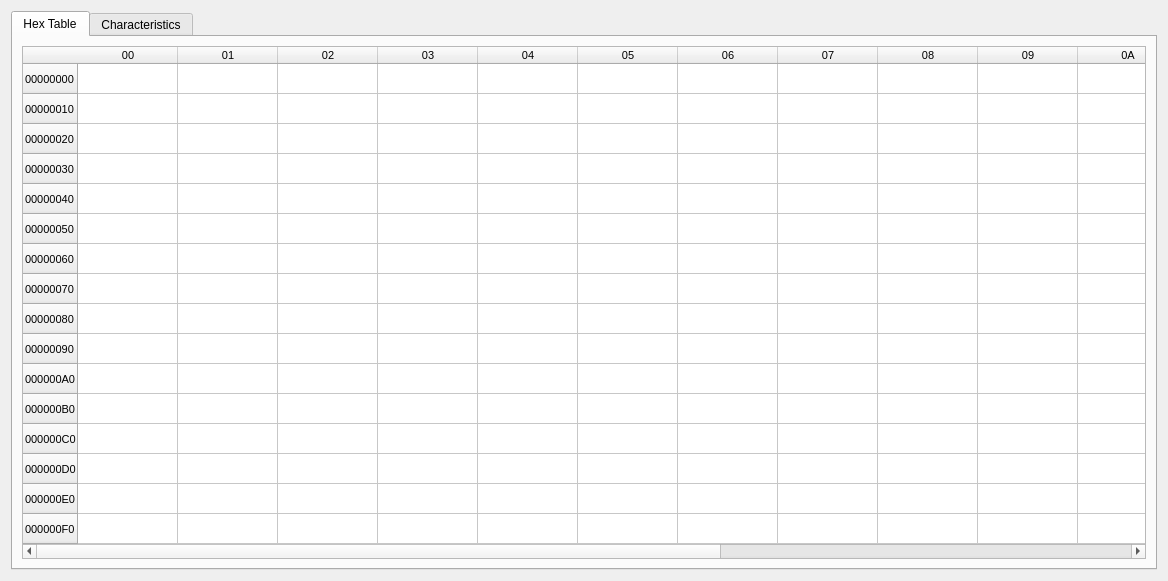
Above: src/modules/ui_files/memory_map_dialog.ui from CMillions/Cloudplug-Control before the change. Below: the same form after it.
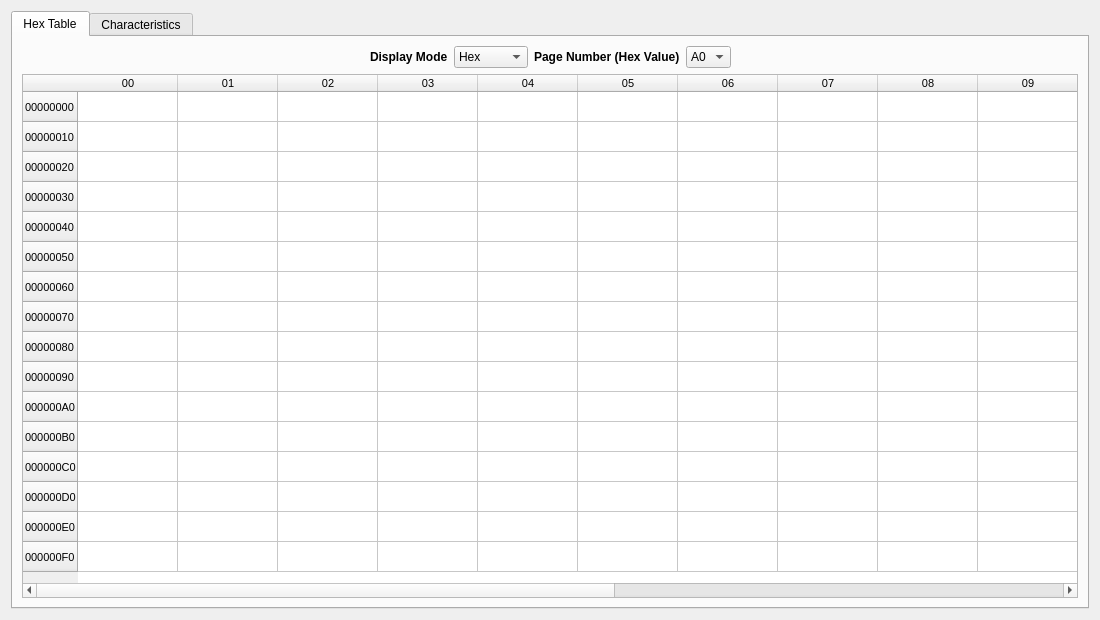
That is the form after the change.

Commit message: Memory Hex Viewer mostly works

Diff of the .ui file:
```diff
--- a/src/modules/ui_files/memory_map_dialog.ui
+++ b/src/modules/ui_files/memory_map_dialog.ui
@@ -6,8 +6,8 @@
    <rect>
     <x>0</x>
     <y>0</y>
-    <width>1168</width>
-    <height>581</height>
+    <width>1100</width>
+    <height>620</height>
    </rect>
   </property>
   <property name="windowTitle">
@@ -33,7 +33,7 @@
        <string>Hex Table</string>
       </attribute>
       <layout class="QGridLayout" name="gridLayout">
-       <item row="0" column="0">
+       <item row="4" column="1">
         <widget class="QTableWidget" name="tableWidget">
          <row>
           <property name="text">
@@ -363,7 +363,7 @@
           </property>
           <property name="font">
            <font>
-            <pointsize>11</pointsize>
+            <pointsize>8</pointsize>
            </font>
           </property>
           <property name="textAlignment">
@@ -375,6 +375,95 @@
          </item>
         </widget>
        </item>
+       <item row="0" column="1">
+        <layout class="QGridLayout" name="gridLayout_3">
+         <item row="0" column="5">
+          <spacer name="horizontalSpacer_2">
+           <property name="orientation">
+            <enum>Qt::Horizontal</enum>
+           </property>
+           <property name="sizeHint" stdset="0">
+            <size>
+             <width>40</width>
+             <height>20</height>
+            </size>
+           </property>
+          </spacer>
+         </item>
+         <item row="0" column="4">
+          <widget class="QComboBox" name="comboBox_2">
+           <item>
+            <property name="text">
+             <string>A0</string>
+            </property>
+           </item>
+           <item>
+            <property name="text">
+             <string>A2</string>
+            </property>
+           </item>
+          </widget>
+         </item>
+         <item row="0" column="1">
+          <widget class="QLabel" name="label">
+           <property name="font">
+            <font>
+             <weight>75</weight>
+             <bold>true</bold>
+            </font>
+           </property>
+           <property name="text">
+            <string>Display Mode</string>
+           </property>
+          </widget>
+         </item>
+         <item row="0" column="0">
+          <spacer name="horizontalSpacer">
+           <property name="orientation">
+            <enum>Qt::Horizontal</enum>
+           </property>
+           <property name="sizeHint" stdset="0">
+            <size>
+             <width>40</width>
+             <height>20</height>
+            </size>
+           </property>
+          </spacer>
+         </item>
+         <item row="0" column="3">
+          <widget class="QLabel" name="label_2">
+           <property name="font">
+            <font>
+             <weight>75</weight>
+             <bold>true</bold>
+            </font>
+           </property>
+           <property name="text">
+            <string>Page Number (Hex Value)</string>
+           </property>
+          </widget>
+         </item>
+         <item row="0" column="2">
+          <widget class="QComboBox" name="comboBox">
+           <item>
+            <property name="text">
+             <string>Hex</string>
+            </property>
+           </item>
+           <item>
+            <property name="text">
+             <string>Decimal</string>
+            </property>
+           </item>
+           <item>
+            <property name="text">
+             <string>ASCII</string>
+            </property>
+           </item>
+          </widget>
+         </item>
+        </layout>
+       </item>
       </layout>
      </widget>
      <widget class="QWidget" name="tab_2">
```
Left out of the diff: 3 changed lines with no effect on the pictures. The commit also changes 5 other files.
